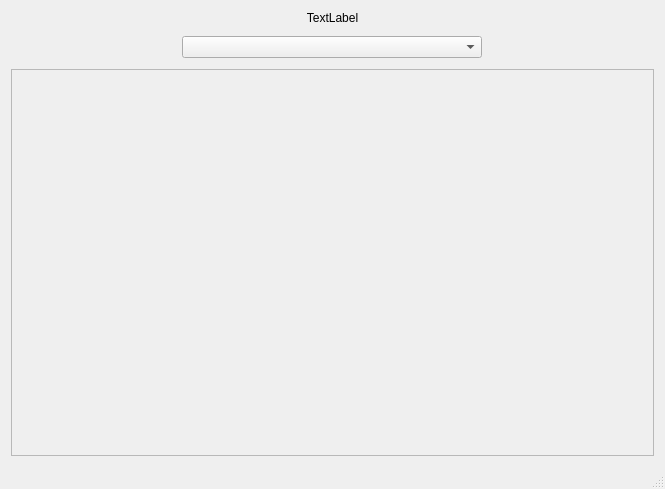
Qt form app/src/gui/mainwindow.ui (ifeherva/HearthDuster) before a commit.
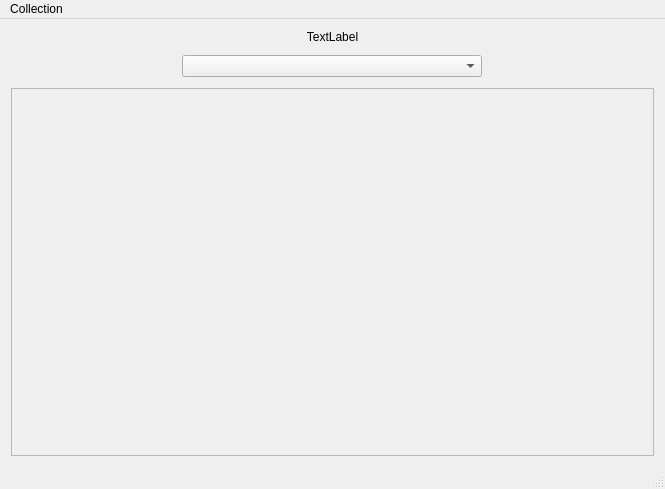
The same form after that commit.

Commit message: Added collection export action and functionality

The edit to the form file:
```diff
--- a/app/src/gui/mainwindow.ui
+++ b/app/src/gui/mainwindow.ui
@@ -113,6 +113,13 @@
      <height>22</height>
     </rect>
    </property>
+   <widget class="QMenu" name="menuCollection">
+    <property name="title">
+     <string>Collection</string>
+    </property>
+    <addaction name="actionExport"/>
+   </widget>
+   <addaction name="menuCollection"/>
   </widget>
   <widget class="QStatusBar" name="statusBar"/>
   <action name="actionSync">
```
Left out of the diff: 5 changed lines with no effect on the pictures. The commit also changes 4 other files.
